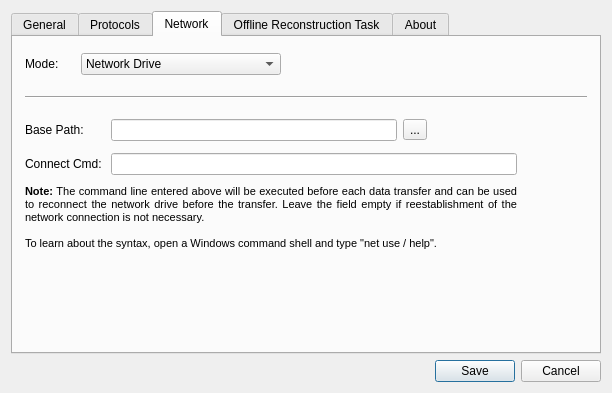
Qt form Client/rds_configurationwindow.ui (WillForan/yarraclient) before a commit.
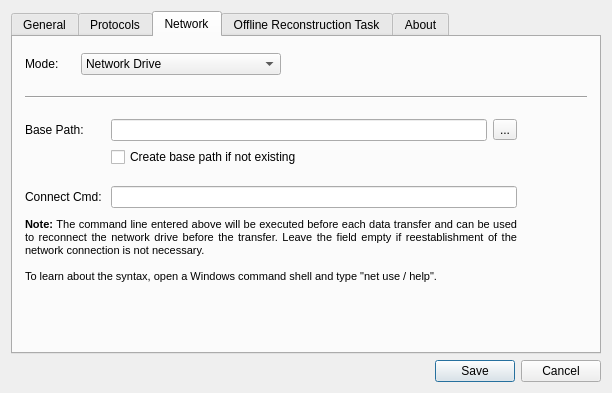
The same form after that commit. The open tabs and pages were chosen to show the change. Icons and pictures are not drawn.

Commit message: Added option to create the base path if it does not exist. Increased version number. Updated homepage link in RDS.

The edit to the form file:
```diff
--- a/Client/rds_configurationwindow.ui
+++ b/Client/rds_configurationwindow.ui
@@ -632,7 +632,7 @@
                  </property>
                  <property name="sizeHint" stdset="0">
                   <size>
-                   <width>90</width>
+                   <width>0</width>
                    <height>20</height>
                   </size>
                  </property>
@@ -641,17 +641,34 @@
               </layout>
              </item>
              <item>
-              <spacer name="verticalSpacer_13">
+              <layout class="QHBoxLayout" name="horizontalLayout_6">
+               <property name="spacing">
+                <number>0</number>
+               </property>
+               <property name="leftMargin">
+                <number>86</number>
+               </property>
+               <item>
+                <widget class="QCheckBox" name="networkDriveCreatePath">
+                 <property name="toolTip">
+                  <string>If checked, the client will always try to create the base path if it does not exist (instead of aborting).</string>
+                 </property>
+                 <property name="text">
+                  <string>Create base path if not existing</string>
+                 </property>
+                </widget>
+               </item>
+              </layout>
+             </item>
+             <item>
+              <spacer name="verticalSpacer_16">
                <property name="orientation">
                 <enum>Qt::Vertical</enum>
                </property>
-               <property name="sizeType">
-                <enum>QSizePolicy::Fixed</enum>
-               </property>
                <property name="sizeHint" stdset="0">
                 <size>
                  <width>20</width>
-                 <height>6</height>
+                 <height>30</height>
                 </size>
                </property>
               </spacer>
```
Left out of the diff: 4 changed lines with no effect on the pictures. The commit also changes 5 other files.
